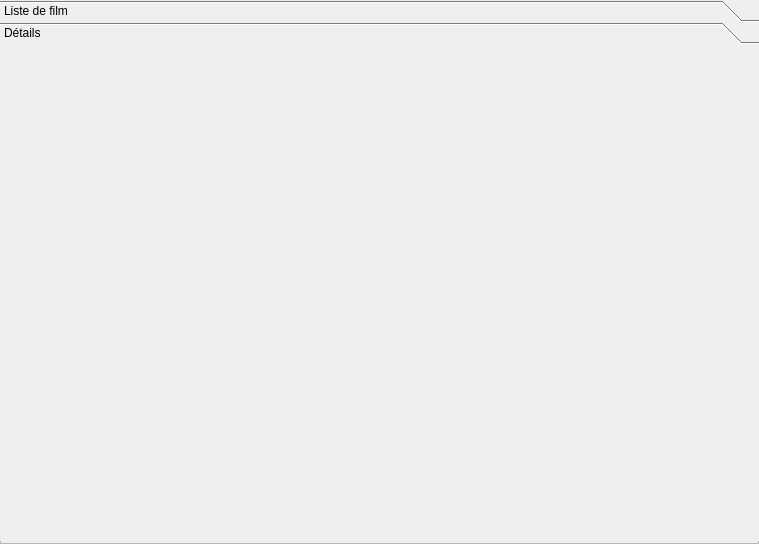
KaneRoot/ihmsem6a, file ui/frameClient.ui: the form before one commit.
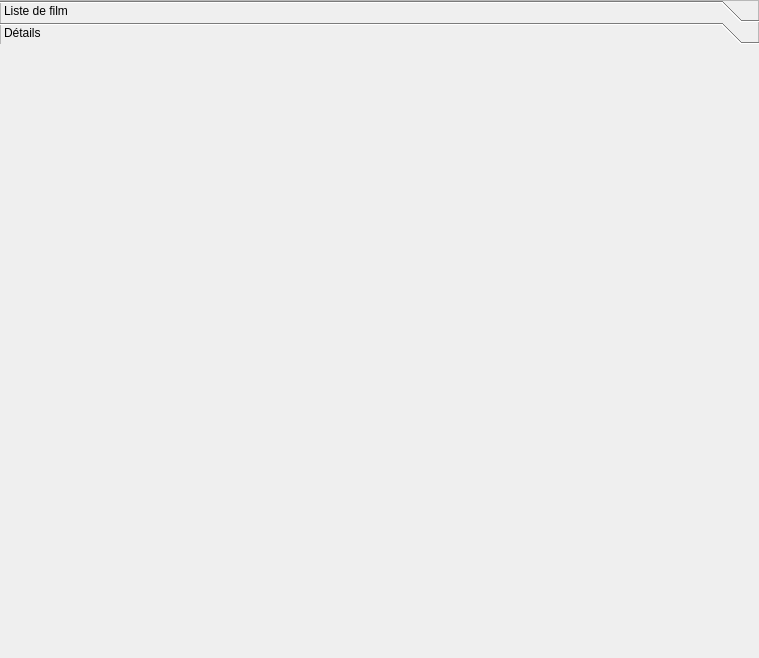
The form after the commit.

Commit message: Modif client detailWidget

Diff of the .ui file:
```diff
--- a/ui/frameClient.ui
+++ b/ui/frameClient.ui
@@ -7,7 +7,7 @@
     <x>0</x>
     <y>0</y>
     <width>759</width>
-    <height>544</height>
+    <height>658</height>
    </rect>
   </property>
   <property name="windowTitle">
@@ -28,11 +28,11 @@
      <x>0</x>
      <y>0</y>
      <width>761</width>
-     <height>541</height>
+     <height>661</height>
     </rect>
    </property>
    <property name="autoFillBackground">
-    <bool>true</bool>
+    <bool>false</bool>
    </property>
    <property name="frameShape">
     <enum>QFrame::NoFrame</enum>
@@ -70,8 +70,8 @@
      <rect>
       <x>0</x>
       <y>0</y>
-      <width>761</width>
-      <height>491</height>
+      <width>751</width>
+      <height>605</height>
      </rect>
     </property>
     <attribute name="label">
```
Left out of the diff: 4 changed lines with no effect on the pictures. The commit also changes 1 other file.
